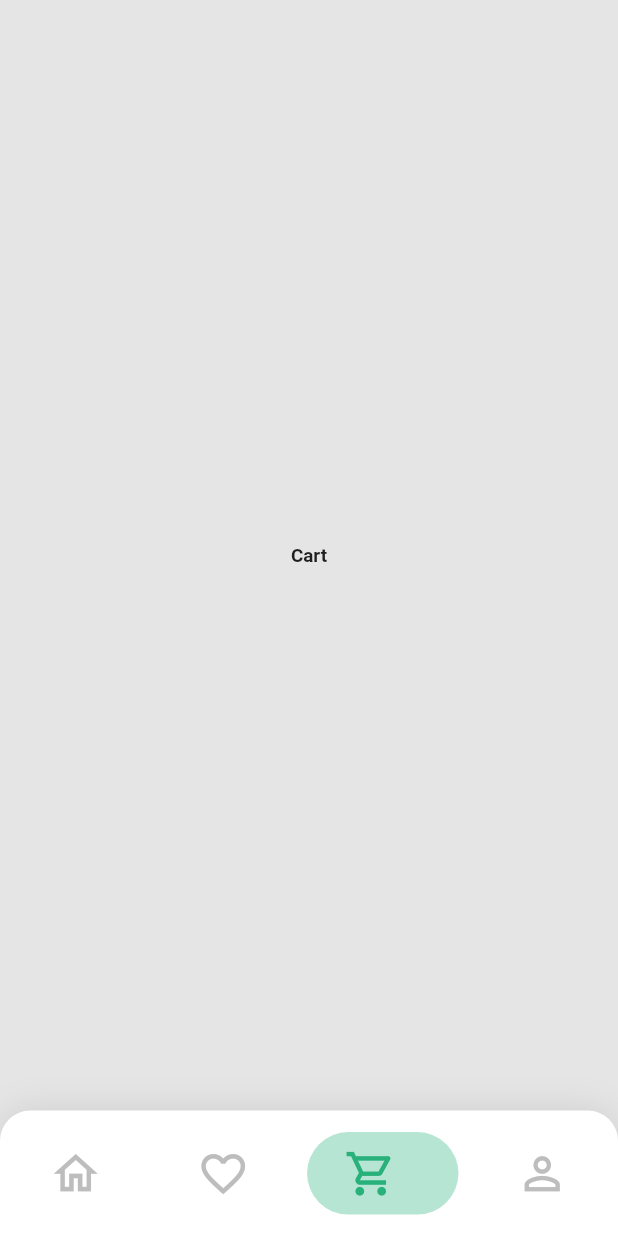
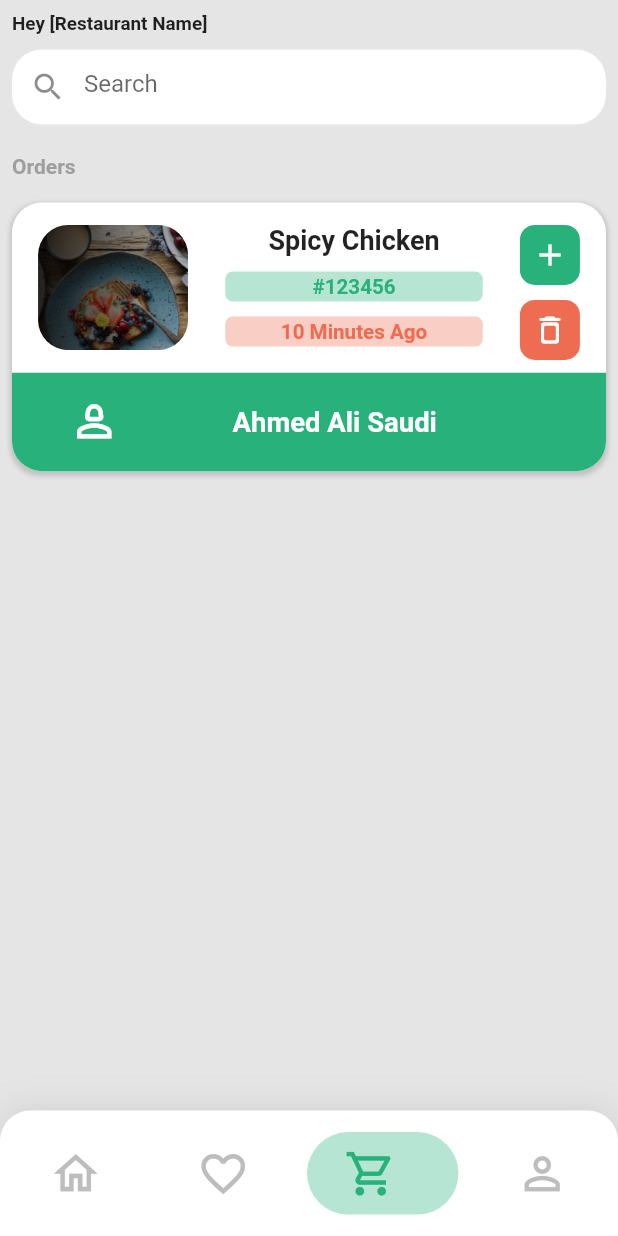
Before and after one commit to Radwan-Albahrani/Akalne, a Flutter app: the screen it shows once a user with an empty profile is signed in, item 3 of the bottom bar chosen, on a phone screen of 412 x 824 dp. Run offline on Flutter 3.47's test engine with Material 2 defaults, Android fonts, the phone set to English and light mode, and no system bars; drawn by our look-alikes of google_nav_bar; our stand-ins replace awesome_snackbar_content, cloud_firestore, file_picker, firebase_auth, firebase_core, firebase_storage and 6 more; missing offline and left inert: switch_up; accounts and stored records are empty; generated files the repository leaves out were written again.

Commit message:
orders screen done

```diff
--- a/lib/restuarant/features/home/screens/home_screen.dart
+++ b/lib/restuarant/features/home/screens/home_screen.dart
@@ -1,5 +1,6 @@
 import 'package:akalne/recipient/features/Profile/screens/profile_screen.dart';
 import 'package:akalne/restuarant/features/food/screens/published_meals_screen.dart';
+import 'package:akalne/restuarant/features/orders/screens/restuarant_orders_screen.dart';
 import 'package:akalne/restuarant/features/profile/screens/profile_screen.dart';
 import 'package:flutter/material.dart';
 import 'package:flutter_riverpod/flutter_riverpod.dart';
@@ -22,9 +23,7 @@ class _HomeScreenState extends ConsumerState<RestaurantHomeScreen> {
   var screens = [
     const PublishedMealsScreen(),
     const RestuarantMenuScreen(),
-    const Center(
-      child: Text('Cart'),
-    ),
+    const RestuarantOrdersScreen(),
     const RestuarantProfileScreen(),
   ];
   void logout() {
--- /dev/null
+++ b/lib/restuarant/features/orders/screens/restuarant_orders_screen.dart
@@ -0,0 +1,72 @@
+import 'package:akalne/restuarant/features/orders/screens/widgets/order_tile.dart';
+import 'package:flutter/material.dart';
+import 'package:flutter_riverpod/flutter_riverpod.dart';
+import 'package:flutter_screenutil/flutter_screenutil.dart';
+
+import '../../../../recipient/features/homeMenu/screens/widgets/rounded_search_field.dart';
+import '../../../../theme/app_colors.dart';
+
+class RestuarantOrdersScreen extends ConsumerStatefulWidget {
+  const RestuarantOrdersScreen({super.key});
+  @override
+  ConsumerState<ConsumerStatefulWidget> createState() =>
+      _RestuarantOrdersScreenState();
+}
+
+class _RestuarantOrdersScreenState
+    extends ConsumerState<RestuarantOrdersScreen> {
+  final _searchController = TextEditingController();
+
+  @override
+  void dispose() {
+    super.dispose();
+    _searchController.dispose();
+  }
+
+  @override
+  Widget build(BuildContext context) {
+    return SafeArea(
+      child: Padding(
+        padding: const EdgeInsets.all(8.0),
+        child: Column(
+          children: [
+            const Align(
+                alignment: Alignment.topLeft,
+                child: Text('Hey [Restaurant Name]')),
+            const SizedBox(
+              height: 10,
+            ),
+            RoundedSearchField(
+              hintText: "Search",
+              obscureText: false,
+              controller: _searchController,
+              validator: (value) {
+                if (value == null || value.isEmpty) {
+                  return 'Please enter some text';
+                }
+                return null;
+              },
+            ),
+            const SizedBox(
+              height: 20,
+            ),
+            const Align(
+              alignment: Alignment.topLeft,
+              child: Text(
+                'Orders',
+                style: TextStyle(
+                  fontSize: 14,
+                  color: Colors.grey,
+                ),
+              ),
+            ),
+            const SizedBox(
+              height: 10,
+            ),
+            const OrderTile()
+          ],
+        ),
+      ),
+    );
+  }
+}
--- /dev/null
+++ b/lib/restuarant/features/orders/screens/widgets/order_tile.dart
@@ -0,0 +1,170 @@
+import 'package:flutter/material.dart';
+import 'package:flutter_screenutil/flutter_screenutil.dart';
+
+import '../../../../../theme/app_colors.dart';
+
+class OrderTile extends StatelessWidget {
+  const OrderTile({
+    super.key,
+  });
+
+  @override
+  Widget build(BuildContext context) {
+    return Container(
+      margin: EdgeInsets.symmetric(
+        vertical: 5.h,
+      ),
+      width: double.infinity,
+      height: 150.h,
+      decoration: BoxDecoration(
+        color: Colors.white,
+        borderRadius: BorderRadius.circular(20),
+        boxShadow: [
+          BoxShadow(
+            color: Colors.grey.withOpacity(0.5),
+            spreadRadius: 1,
+            blurRadius: 2,
+            offset: const Offset(0, 2), // changes position of shadow
+          ),
+        ],
+      ),
+      child: Column(
+        children: [
+          Container(
+            height: 95.h,
+            padding:
+                const EdgeInsets.symmetric(horizontal: 5, vertical: 15),
+            child: Row(
+              mainAxisAlignment: MainAxisAlignment.spaceAround,
+              crossAxisAlignment: CrossAxisAlignment.start,
+              children: [
+                Container(
+                  width: 100,
+                  height: 100,
+                  decoration: BoxDecoration(
+                    borderRadius: BorderRadius.circular(20),
+                    image: DecorationImage(
+                      image: AssetImage('assets/images/food.png'),
+                      fit: BoxFit.cover,
+                    ),
+                  ),
+                ),
+                Column(
+                  children: [
+                    Text(
+                      "Spicy Chicken",
+                      style: const TextStyle(
+                        fontSize: 18,
+                        fontWeight: FontWeight.bold,
+                      ),
+                    ),
+                    const SizedBox(height: 10),
+                    Container(
+                      width: 150.w,
+                      height: 20,
+                      decoration: BoxDecoration(
+                        color: AppColors.light["primaryTransparent"],
+                        borderRadius: BorderRadius.circular(5),
+                      ),
+                      child: Center(
+                        child: Text(
+                          "#123456",
+                          style: TextStyle(
+                            fontSize: 12.sp,
+                            fontWeight: FontWeight.bold,
+                            color: AppColors.light["primary"],
+                          ),
+                        ),
+                      ),
+                    ),
+                    const SizedBox(height: 10),
+                    Container(
+                      width: 150.w,
+                      height: 20,
+                      decoration: BoxDecoration(
+                        color: AppColors.light["secondaryTransparent"],
+                        borderRadius: BorderRadius.circular(5),
+                      ),
+                      child: Center(
+                        child: Text(
+                          "10 Minutes Ago",
+                          style: TextStyle(
+                            fontSize: 12.sp,
+                            fontWeight: FontWeight.bold,
+                            color: AppColors.light["secondary"],
+                          ),
+                        ),
+                      ),
+                    ),
+                  ],
+                ),
+                Column(
+                  mainAxisAlignment: MainAxisAlignment.start,
+                  children: [
+                    Container(
+                      width: 40,
+                      height: 40,
+                      decoration: BoxDecoration(
+                        color: AppColors.light["primary"],
+                        borderRadius: BorderRadius.circular(10),
+                      ),
+                      child: IconButton(
+                        onPressed: () {},
+                        icon: const Icon(
+                          Icons.add,
+                          color: Colors.white,
+                        ),
+                      ),
+                    ),
+                    const SizedBox(height: 10),
+                    Container(
+                      width: 40,
+                      height: 40,
+                      decoration: BoxDecoration(
+                        color: AppColors.light["secondary"],
+                        borderRadius: BorderRadius.circular(10),
+                      ),
+                      child: IconButton(
+                        onPressed: () {},
+                        icon: const Icon(
+                          Icons.delete_outline_rounded,
+                          color: Colors.white,
+                        ),
+                      ),
+                    ),
+                  ],
+                ),
+              ],
+            ),
+          ),
+          Container(
+              width: double.infinity,
+              height: 55.h,
+              decoration: BoxDecoration(
+                color: AppColors.light["primary"],
+                borderRadius: BorderRadius.only(
+                  bottomLeft: Radius.circular(20),
+                  bottomRight: Radius.circular(20),
+                ),
+              ),
+              child: Row(
+                mainAxisAlignment: MainAxisAlignment.spaceAround,
+                children: [
+                  Icon(
+                    Icons.person_2_outlined,
+                    color: Colors.white,
+                    size: 30.sp,
+                  ),
+                  Text("Ahmed Ali Saudi",
+                      style: TextStyle(
+                        fontSize: 16.sp,
+                        color: Colors.white,
+                      )),
+                  const SizedBox()
+                ],
+              ))
+        ],
+      ),
+    );
+  }
+}
```
